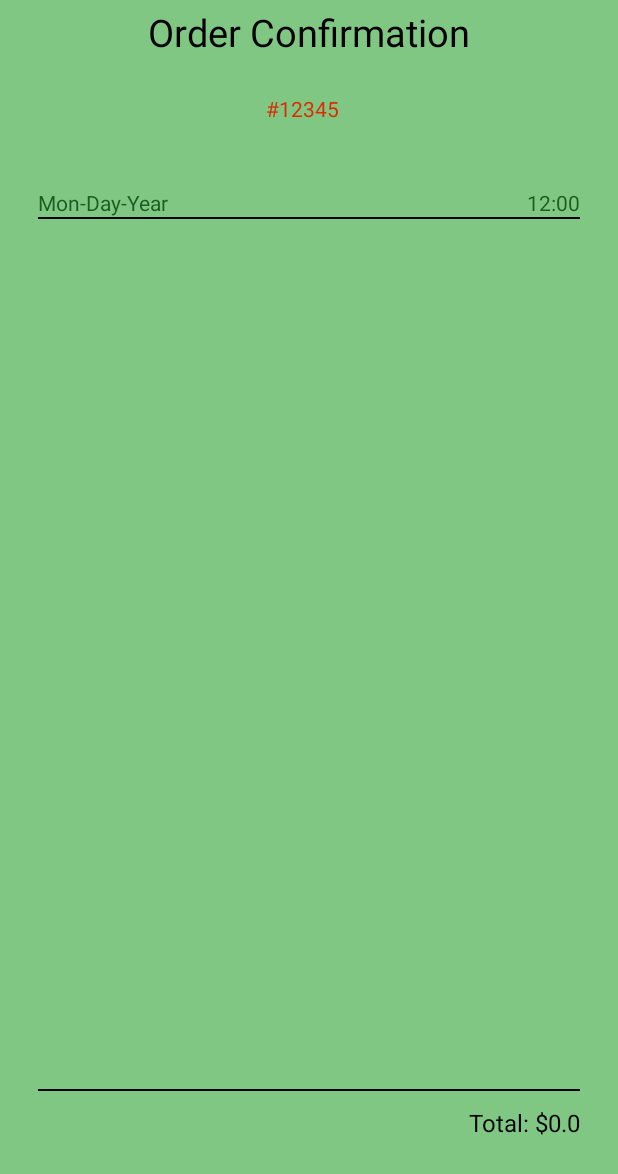
After one commit to gonzalo-m/salad-bar, an Android app: the layout activity_order_confirmation.xml on its own in the app's theme, with its tools: preview values and no code run, on a phone screen of 412 x 824 dp. The commit adds this screen. Shown: the top 1174 px of the screen. Run offline under Robolectric (Android 15) with nearby library versions, the phone set to English and light mode, and no system bars.

Commit message:
Added order confirmation activity. Added button on PlaceOrderFragment to open OrderConfirmationActivity

```diff
--- /dev/null
+++ b/android/SaladBar/app/src/main/java/com/sb/saladbar/OrderConfirmationActivity.java
@@ -0,0 +1,13 @@
+package com.sb.saladbar;
+
+import android.support.v7.app.AppCompatActivity;
+import android.os.Bundle;
+
+public class OrderConfirmationActivity extends AppCompatActivity {
+
+    @Override
+    protected void onCreate(Bundle savedInstanceState) {
+        super.onCreate(savedInstanceState);
+        setContentView(R.layout.activity_order_confirmation);
+    }
+}
--- a/android/SaladBar/app/src/main/java/com/sb/saladbar/PlaceOrderFragment.java
+++ b/android/SaladBar/app/src/main/java/com/sb/saladbar/PlaceOrderFragment.java
@@ -1,5 +1,6 @@
 package com.sb.saladbar;
 
+import android.content.Intent;
 import android.os.Bundle;
 import android.support.v4.app.Fragment;
 import android.support.v4.app.FragmentTabHost;
@@ -8,18 +9,35 @@ import android.view.DragEvent;
 import android.view.LayoutInflater;
 import android.view.View;
 import android.view.ViewGroup;
+import android.widget.Button;
 
+import com.sb.saladbar.model.OrderConfirmation;
 
+//Todo will make list adapter for list view and order object.
 public class PlaceOrderFragment extends Fragment {
 
     private static final String TAG = PlaceOrderFragment.class.getSimpleName();
 
+    Button placeOrderButton;
     @Override
     public View onCreateView(LayoutInflater inflater, ViewGroup container,
                              Bundle savedInstanceState) {
 
         View rootView = inflater.inflate(R.layout.fragment_place_order, null);
+        placeOrderButton = (Button) rootView.findViewById(R.id.button_place_order);
+        placeOrderButton.setOnClickListener(new View.OnClickListener() {
+            @Override
+            public void onClick(View v) {
+                openConfirmationActivity();
+            }
+        });
         return rootView;
     }
 
+    //Todo add data to be passed to the activity
+    public void openConfirmationActivity(){
+        Intent intent = new Intent(this.getActivity(), OrderConfirmationActivity.class);
+        startActivity(intent);
+    }
+
 }
--- /dev/null
+++ b/android/SaladBar/app/src/main/res/layout/activity_order_confirmation.xml
@@ -0,0 +1,127 @@
+<?xml version="1.0" encoding="utf-8"?>
+<LinearLayout xmlns:android="http://schemas.android.com/apk/res/android"
+    android:orientation="vertical" android:layout_width="match_parent"
+    android:layout_height="match_parent"
+    android:background="@color/colorAccent">
+
+    <RelativeLayout
+        android:layout_width="match_parent"
+        android:layout_height="0dp"
+        android:layout_weight="15">
+
+        <TextView
+            android:layout_width="wrap_content"
+            android:layout_height="wrap_content"
+            android:text="@string/order_confirmation"
+            android:id="@+id/textView_confirmation"
+            android:textSize="25dp"
+            android:textColor="@color/black"
+            android:layout_alignParentTop="true"
+            android:layout_centerHorizontal="true"
+            android:layout_marginTop="4dp" />
+
+        <TextView
+            android:layout_width="wrap_content"
+            android:layout_height="wrap_content"
+            android:text="@string/order_date"
+            android:id="@+id/textView_order_date"
+            android:textColor="@color/green"
+            android:layout_marginLeft="25dp"
+            android:layout_alignParentBottom="true"
+            android:layout_alignParentLeft="true"
+            android:layout_alignParentStart="true" />
+
+        <TextView
+            android:layout_width="wrap_content"
+            android:layout_height="wrap_content"
+            android:text="@string/order_time"
+            android:id="@+id/textView_order_time"
+            android:layout_marginRight="25dp"
+            android:textColor="@color/green"
+            android:layout_alignTop="@+id/textView_order_date"
+            android:layout_alignParentRight="true" />
+
+        <TextView
+            android:layout_width="wrap_content"
+            android:layout_height="wrap_content"
+            android:text="@string/confirmation_number"
+            android:id="@+id/textView_confirmation_number"
+            android:layout_centerVertical="true"
+            android:layout_centerHorizontal="true"
+            android:textColor="@color/red"/>
+
+        <TextView
+            android:layout_width="wrap_content"
+            android:layout_height="wrap_content"
+            android:text="@string/hash"
+            android:id="@+id/textView2"
+            android:layout_centerVertical="true"
+            android:textColor="@color/red"
+            android:layout_toLeftOf="@+id/textView_confirmation_number"
+            android:layout_toStartOf="@+id/textView_confirmation_number" />
+    </RelativeLayout>
+
+    <View
+        android:layout_width="fill_parent"
+        android:layout_height="1dp"
+        android:layout_above="@+id/id_from_your_LinearLayout"
+        android:background="@drawable/shadow"
+        android:layout_marginLeft="25dp"
+        android:layout_marginRight="25dp"
+        xmlns:android="http://schemas.android.com/apk/res/android">
+    </View>
+
+    <RelativeLayout
+        android:layout_width="match_parent"
+        android:layout_height="0dp"
+        android:layout_weight="60"
+        android:layout_marginLeft="10dp"
+        >
+
+        <ListView
+            android:layout_width="wrap_content"
+            android:layout_height="wrap_content"
+            android:id="@+id/listView" />
+    </RelativeLayout>
+
+    <View
+        android:layout_width="fill_parent"
+        android:layout_height="1dp"
+        android:layout_above="@+id/id_from_your_LinearLayout"
+        android:background="@drawable/shadow"
+        android:layout_marginLeft="25dp"
+        android:layout_marginRight="25dp"
+        xmlns:android="http://schemas.android.com/apk/res/android">
+    </View>
+
+    <RelativeLayout
+        android:layout_width="match_parent"
+        android:layout_height="0dp"
+        android:layout_weight="10">
+
+        <TextView
+            android:layout_width="wrap_content"
+            android:layout_height="wrap_content"
+            android:text="@string/total_amount"
+            android:id="@+id/textView_order_total_amount"
+            android:layout_alignParentTop="true"
+            android:layout_alignParentRight="true"
+            android:layout_alignParentEnd="true"
+            android:layout_marginRight="25dp"
+            android:layout_marginTop="10dp"
+            android:textColor="@color/black"
+            android:textSize="16dp"/>
+
+        <TextView
+            android:layout_width="wrap_content"
+            android:layout_height="wrap_content"
+            android:text="@string/total"
+            android:id="@+id/textView_order_total"
+            android:layout_alignParentTop="true"
+            android:layout_toLeftOf="@+id/textView_order_total_amount"
+            android:layout_toStartOf="@+id/textView_order_total_amount"
+            android:layout_marginTop="10dp"
+            android:textColor="@color/black"
+            android:textSize="16dp"/>
+    </RelativeLayout>
+</LinearLayout>
--- a/android/SaladBar/app/src/main/res/values/strings.xml
+++ b/android/SaladBar/app/src/main/res/values/strings.xml
@@ -17,6 +17,12 @@
     <string name="total">Total: $</string>
     <string name="total_amount">0.0</string>
     <string name="place_order">Place Order</string>
+    <string name="order_date">Mon-Day-Year</string>
+    <string name="order_time">12:00</string>
+    <string name="confirmation_number">12345</string>
+    <string name="hash">#</string>
+    <string name="order_confirmation">Order Confirmation</string>
     <string name="title_activity_salad_bar_host">SaladBarHostActivity</string>
     <string name="hello_world">Hello world!</string>
+
 </resources>
```
